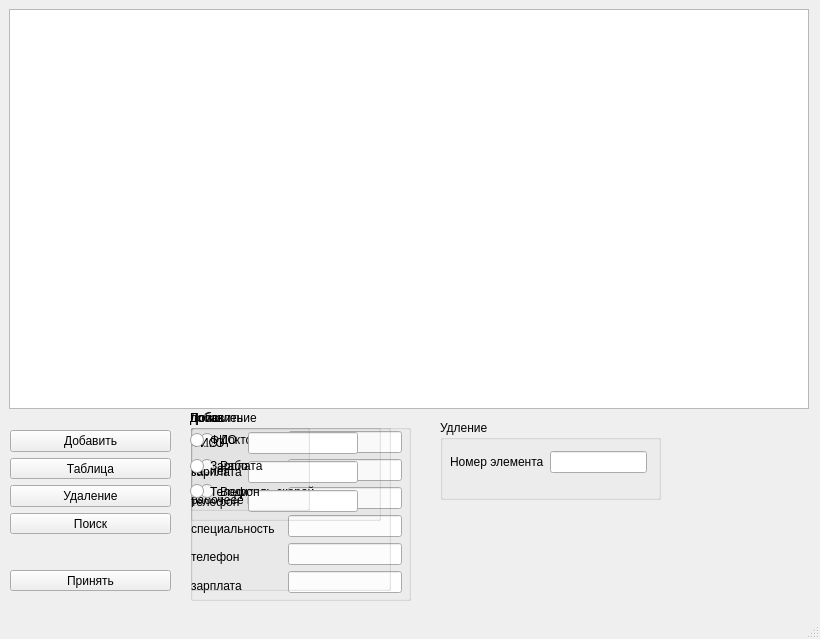
Before: the Qt Designer form kurs/kurs/mainwindow.ui in sashaem1/AllThings, drawn with Qt 5.
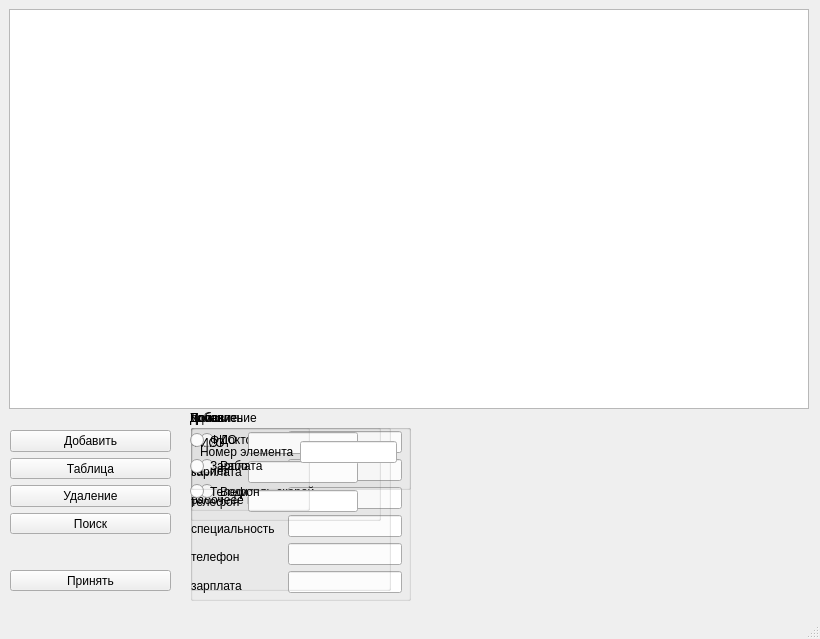
After: the same form once the commit is applied.

Diff of the .ui file:
```diff
--- a/kurs/kurs/mainwindow.ui
+++ b/kurs/kurs/mainwindow.ui
@@ -337,8 +337,8 @@
    <widget class="QGroupBox" name="groupBox5">
     <property name="geometry">
      <rect>
-      <x>440</x>
-      <y>420</y>
+      <x>190</x>
+      <y>410</y>
       <width>221</width>
       <height>80</height>
      </rect>
@@ -346,7 +346,7 @@
     <property name="title">
      <string>Удление</string>
     </property>
-    <widget class="QWidget" name="">
+    <widget class="QWidget" name="layoutWidget">
      <property name="geometry">
       <rect>
        <x>10</x>
```
